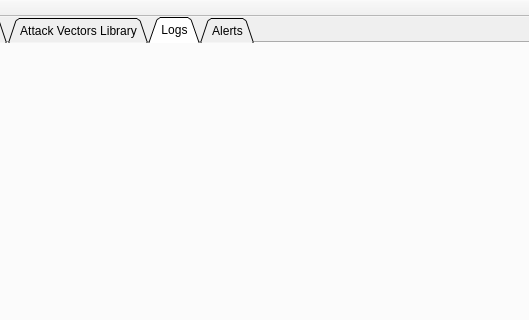
Before: the Qt Designer form DroneShark_Stand/DetectionStand/mainwindow.ui in t-walker-21/UAH-NGC-CUAS-Software, drawn with Qt 5; both pictures show x 122 to 651 and y 0 to 320 of the 1150 by 742 pixel window.
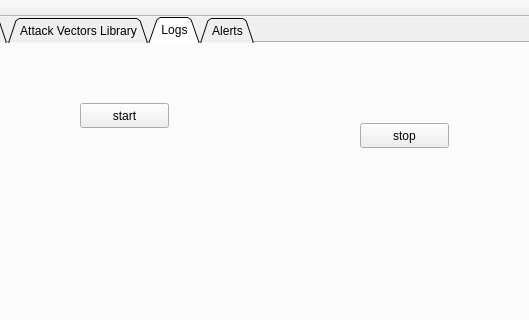
After: the same form once the commit is applied. The open tabs and pages were chosen to show the change.

```diff
--- a/DroneShark_Stand/DetectionStand/mainwindow.ui
+++ b/DroneShark_Stand/DetectionStand/mainwindow.ui
@@ -62,6 +62,32 @@
      <attribute name="title">
       <string>Logs</string>
      </attribute>
+     <widget class="QPushButton" name="startLog">
+      <property name="geometry">
+       <rect>
+        <x>200</x>
+        <y>60</y>
+        <width>89</width>
+        <height>25</height>
+       </rect>
+      </property>
+      <property name="text">
+       <string>start</string>
+      </property>
+     </widget>
+     <widget class="QPushButton" name="endLog">
+      <property name="geometry">
+       <rect>
+        <x>480</x>
+        <y>80</y>
+        <width>89</width>
+        <height>25</height>
+       </rect>
+      </property>
+      <property name="text">
+       <string>stop</string>
+      </property>
+     </widget>
     </widget>
     <widget class="QWidget" name="tab_4">
      <attribute name="title">
```
Left out of the diff: 4 changed lines with no effect on the pictures.
